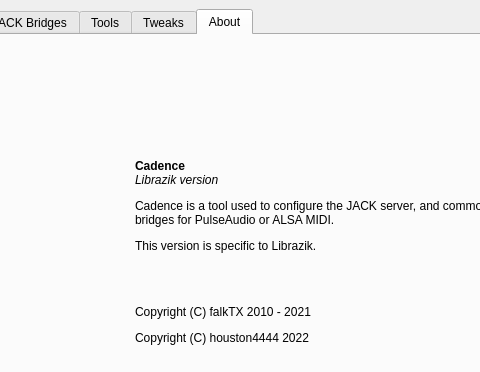
This is resources/ui/cadence.ui in LADI/Cadence as Qt 5 draws it before an edit; both pictures show x 93 to 573 and y 0 to 372 of the 654 by 546 pixel window. The edited form follows.
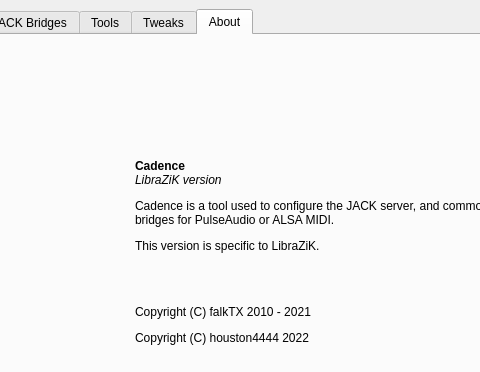
This is the edited form. The open tabs and pages were chosen to show the change. Icons and pictures are not drawn. Custom widgets are drawn as their Qt base class.

Patch:
```diff
--- a/resources/ui/cadence.ui
+++ b/resources/ui/cadence.ui
@@ -2634,7 +2634,7 @@
           <item>
            <widget class="QLabel" name="label_5">
             <property name="text">
-             <string>&lt;html&gt;&lt;head/&gt;&lt;body&gt;&lt;p&gt;&lt;span style=&quot; font-weight:600;&quot;&gt;Cadence&lt;br/&gt;&lt;/span&gt;&lt;span style=&quot; font-style:italic;&quot;&gt;Librazik version&lt;/span&gt;&lt;/p&gt;&lt;p&gt;Cadence is a tool used to configure the JACK server, and commonly needed bridges for PulseAudio or ALSA MIDI.&lt;/p&gt;&lt;p&gt;This version is specific to Librazik.&lt;/p&gt;&lt;p&gt;&lt;br/&gt;&lt;/p&gt;&lt;p&gt;Copyright (C) falkTX 2010 - 2021&lt;/p&gt;&lt;p&gt;Copyright (C) houston4444 2022&lt;/p&gt;&lt;p&gt;&lt;br/&gt;&lt;/p&gt;&lt;p&gt;French translation: Olivier Humbert trebmuh@tuxfamily.org&lt;/p&gt;&lt;/body&gt;&lt;/html&gt;</string>
+             <string>&lt;html&gt;&lt;head/&gt;&lt;body&gt;&lt;p&gt;&lt;span style=&quot; font-weight:600;&quot;&gt;Cadence&lt;br/&gt;&lt;/span&gt;&lt;span style=&quot; font-style:italic;&quot;&gt;LibraZiK version&lt;/span&gt;&lt;/p&gt;&lt;p&gt;Cadence is a tool used to configure the JACK server, and commonly needed bridges for PulseAudio or ALSA MIDI.&lt;/p&gt;&lt;p&gt;This version is specific to LibraZiK.&lt;/p&gt;&lt;p&gt;&lt;br/&gt;&lt;/p&gt;&lt;p&gt;Copyright (C) falkTX 2010 - 2021&lt;/p&gt;&lt;p&gt;Copyright (C) houston4444 2022&lt;/p&gt;&lt;p&gt;&lt;br/&gt;&lt;/p&gt;&lt;p&gt;French translation: Olivier Humbert trebmuh@tuxfamily.org&lt;/p&gt;&lt;/body&gt;&lt;/html&gt;</string>
             </property>
             <property name="wordWrap">
              <bool>true</bool>
```
